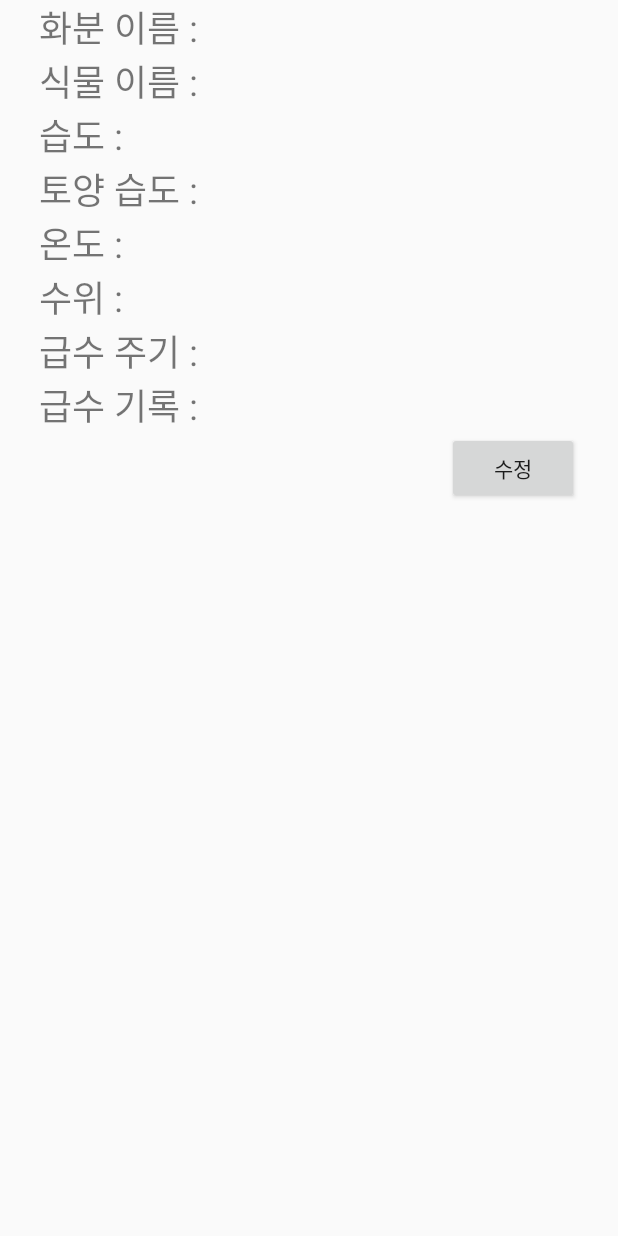
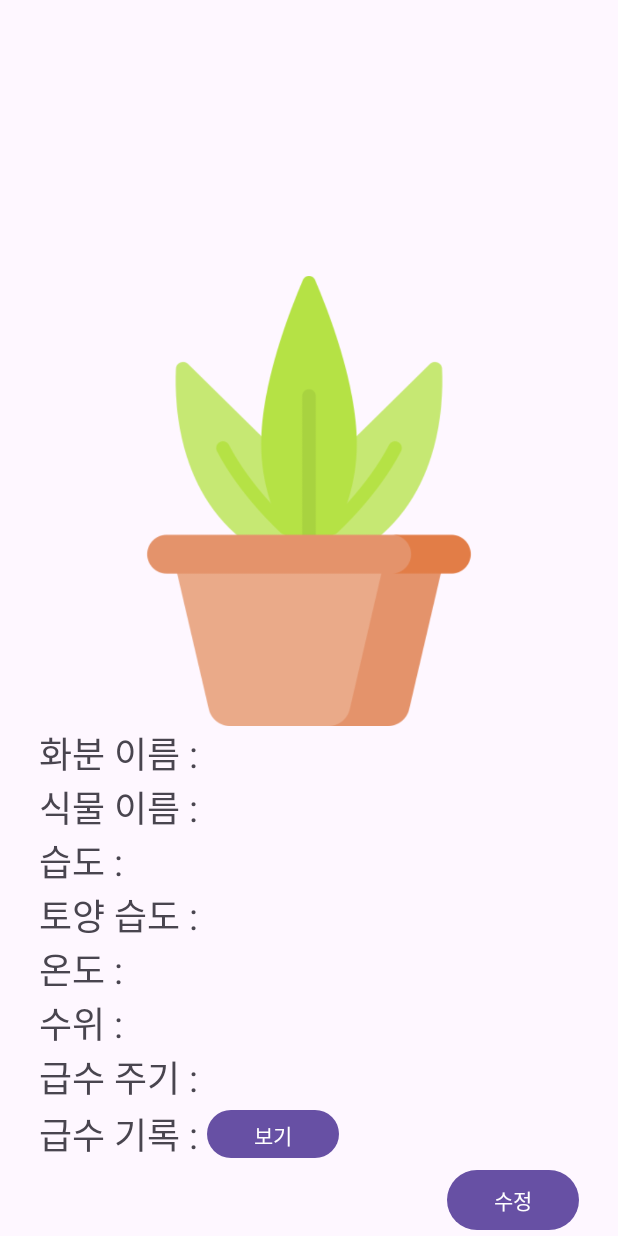
Before and after one commit to terranking1/SmartPot, an Android app: the fragment PotFragment shown on its own in the app's theme, on a phone screen of 412 x 824 dp. Run offline under Robolectric (Android 15) with nearby library versions, the phone set to English and light mode, and no system bars; pictures from the network do not load.

Commit message:
이미지, 급수기록 추가

```diff
--- a/app/build.gradle
+++ b/app/build.gradle
@@ -6,7 +6,7 @@ android {
     compileSdk 32
 
     defaultConfig {
-        applicationId "com.example.smartwatering4"
+        applicationId "com.example.smartpot"
         minSdk 22
         targetSdk 32
         versionCode 1
@@ -38,6 +38,8 @@ dependencies {
     implementation 'com.squareup.retrofit2:converter-gson:2.9.0'
     implementation 'com.google.code.gson:gson:2.8.5'
     implementation 'me.relex:circleindicator:2.1.6'
+    implementation 'com.github.bumptech.glide:glide:4.9.0'
+    annotationProcessor 'com.github.bumptech.glide:compiler:4.9.0'
     testImplementation 'junit:junit:4.13.2'
     androidTestImplementation 'androidx.test.ext:junit:1.1.3'
     androidTestImplementation 'androidx.test.espresso:espresso-core:3.4.0'
--- a/app/src/main/AndroidManifest.xml
+++ b/app/src/main/AndroidManifest.xml
@@ -11,7 +11,7 @@
         android:roundIcon="@mipmap/ic_launcher_round"
         android:supportsRtl="true"
         android:usesCleartextTraffic="true"
-        android:theme="@style/Theme.SmartWatering4">
+        android:theme="@style/Theme.Material3.Light.NoActionBar">
         <activity
             android:name="com.example.smartpot.EditActivity"
             android:exported="false">
--- a/app/src/main/res/layout/fragment_pot.xml
+++ b/app/src/main/res/layout/fragment_pot.xml
@@ -4,6 +4,7 @@
     xmlns:tools="http://schemas.android.com/tools"
     android:layout_width="match_parent"
     android:layout_height="match_parent"
+    android:gravity="bottom"
     android:orientation="vertical">
 
     <LinearLayout
@@ -13,10 +14,10 @@
         android:orientation="vertical">
 
         <ImageView
-            android:id="@+id/imageView"
+            android:id="@+id/imgV_PotImage"
             android:layout_width="match_parent"
-            android:layout_height="wrap_content"
-            tools:srcCompat="@android:drawable/star_big_on" />
+            android:layout_height="300dp"
+            app:srcCompat="@drawable/defaultpot" />
 
         <LinearLayout
             android:layout_width="match_parent"
@@ -153,14 +154,16 @@
             <TextView
                 android:layout_width="wrap_content"
                 android:layout_height="wrap_content"
+                android:layout_gravity="center"
                 android:text="급수 기록 : "
                 android:textSize="24sp" />
 
-            <TextView
-                android:id="@+id/tv_wateringDate"
-                android:layout_width="match_parent"
-                android:layout_height="wrap_content"
-                android:textSize="24sp" />
+            <Button
+                android:id="@+id/btn_ViewWateringDate"
+                android:layout_width="wrap_content"
+                android:layout_height="40dp"
+                android:text="보기" />
+
         </LinearLayout>
 
         <Button
--- a/app/src/main/res/values-night/themes.xml
+++ b/app/src/main/res/values-night/themes.xml
@@ -1,6 +1,6 @@
 <resources xmlns:tools="http://schemas.android.com/tools">
     <!-- Base application theme. -->
-    <style name="Theme.SmartWatering4" parent="Theme.MaterialComponents.DayNight.DarkActionBar">
+    <style name="Theme.SmartPot" parent="Theme.MaterialComponents.DayNight.NoActionBar">
         <!-- Primary brand color. -->
         <item name="colorPrimary">@color/purple_200</item>
         <item name="colorPrimaryVariant">@color/purple_700</item>
--- a/app/src/main/res/values/themes.xml
+++ b/app/src/main/res/values/themes.xml
@@ -1,9 +1,9 @@
 <resources xmlns:tools="http://schemas.android.com/tools">
     <!-- Base application theme. -->
-    <style name="Theme.SmartWatering4" parent="Theme.AppCompat.Light.NoActionBar">
+    <style name="Theme.SmartPot" parent="Theme.Material3.Dark">
         <!-- Primary brand color. -->
         <item name="colorPrimary">@color/purple_500</item>
-        <item name="colorPrimaryVariant">@color/purple_700</item>
+        <item name="colorPrimaryVariant">@color/black</item>
         <item name="colorOnPrimary">@color/white</item>
         <!-- Secondary brand color. -->
         <item name="colorSecondary">@color/teal_200</item>
--- a/gradle.properties
+++ b/gradle.properties
@@ -15,6 +15,7 @@ org.gradle.jvmargs=-Xmx2048m -Dfile.encoding=UTF-8
 # Android operating system, and which are packaged with your app"s APK
 # https://developer.android.com/topic/libraries/support-library/androidx-rn
 android.useAndroidX=true
+android.enableJetifier=true
 # Enables namespacing of each library's R class so that its R class includes only the
 # resources declared in the library itself and none from the library's dependencies,
 # thereby reducing the size of the R class for that library
```
Also changed, not shown: app/src/main/java/com/example/smartpot/MainActivity.java (+12 -6 lines), app/src/main/java/com/example/smartpot/PotDTO.java (+6 -6 lines), app/src/main/java/com/example/smartpot/PotFragment.java (+49 -6 lines), app/src/main/res/drawable-v24/defaultpot.png (added), 1 other file.
